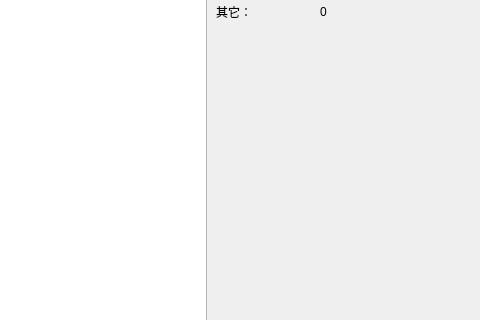
Above: yuliao_stat.ui from zweien/yuliao_pyqt before the change; both pictures show x 384 to 864 and y 157 to 477 of the 864 by 732 pixel window. Below: the same form after it.
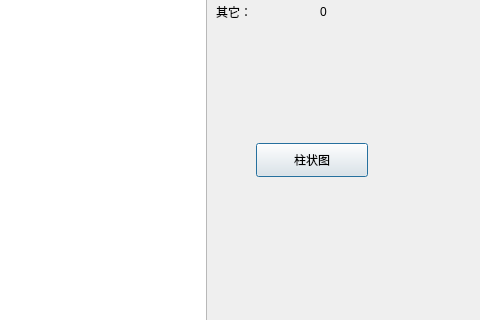
That is the form after the change.

```diff
--- a/yuliao_stat.ui
+++ b/yuliao_stat.ui
@@ -111,6 +111,19 @@
     </item>
    </layout>
   </widget>
+     <widget class="QPushButton" name="pushButtonBar">
+         <property name="geometry">
+             <rect>
+                 <x>640</x>
+                 <y>300</y>
+                 <width>112</width>
+                 <height>34</height>
+             </rect>
+         </property>
+         <property name="text">
+             <string>柱状图</string>
+         </property>
+     </widget>
  </widget>
  <resources/>
  <connections/>
```
